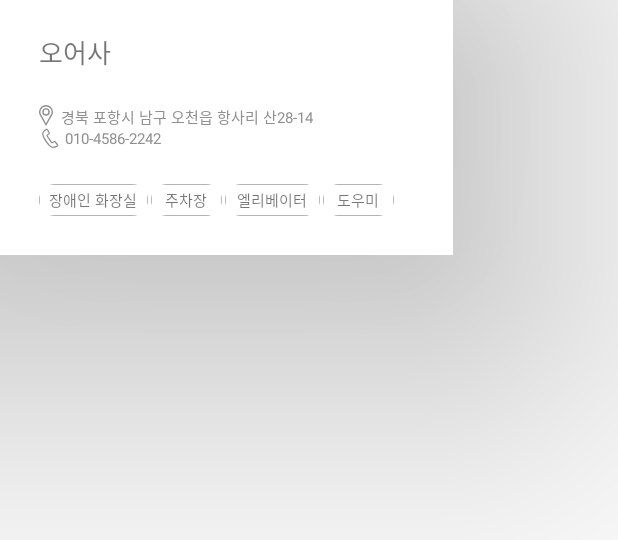
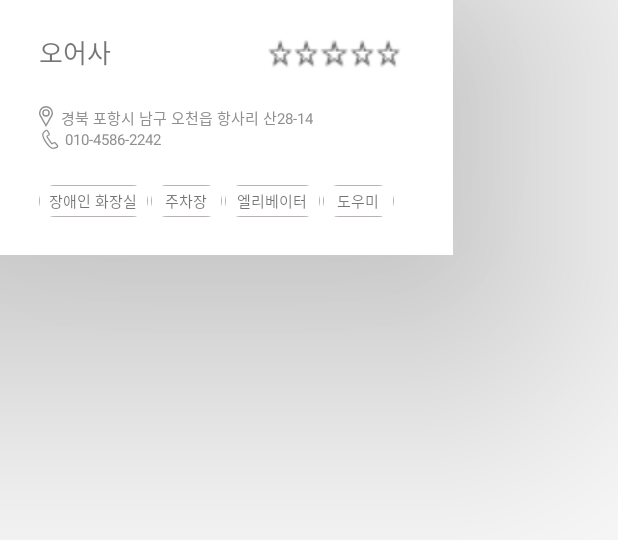
Before and after one commit to KilJaeeun/wheelwhere, an Android app: the layout location_card.xml on its own in the app's theme, with its tools: preview values and no code run, on a phone screen of 412 x 824 dp. Shown: the top 540 px of the screen. Run offline under Robolectric (Android 15) with nearby library versions, the phone set to English and light mode, and no system bars.

Commit message:
location card

```diff
--- a/app/src/main/res/layout/location_card.xml
+++ b/app/src/main/res/layout/location_card.xml
@@ -22,13 +22,41 @@
         <TextView
             android:id="@+id/location_name"
             android:layout_width="wrap_content"
-            android:layout_height="wrap_content"
+            android:layout_height="match_parent"
             android:lineHeight="22dp"
+            android:gravity="center"
             android:lineSpacingExtra="-0.42dp"
             android:text="오어사"
+            android:layout_marginRight="104dp"
             android:textSize="17dp"
 
             ></TextView>
+
+        <ImageView
+            android:layout_width="17dp"
+            android:layout_height="27dp"
+            android:background="@drawable/empty_star"></ImageView>
+
+        <ImageView
+            android:layout_width="17dp"
+            android:layout_height="27dp"
+            android:background="@drawable/empty_star"></ImageView>
+
+        <ImageView
+            android:layout_width="20dp"
+            android:layout_height="27dp"
+            android:background="@drawable/empty_star"></ImageView>
+
+        <ImageView
+            android:layout_width="17dp"
+            android:layout_height="27dp"
+            android:background="@drawable/empty_star"></ImageView>
+
+        <ImageView
+            android:layout_width="17dp"
+            android:layout_height="27dp"
+            android:background="@drawable/empty_star"></ImageView>
+
     </LinearLayout>
 
     <LinearLayout
@@ -51,7 +79,7 @@
                 android:layout_width="9dp"
                 android:layout_height="14dp"
                 android:layout_marginRight="5dp"
-               android:background="@drawable/ic_location_icon"></ImageView>
+                android:background="@drawable/ic_location_icon"></ImageView>
 
             <TextView
                 android:id="@+id/location_address"
```
